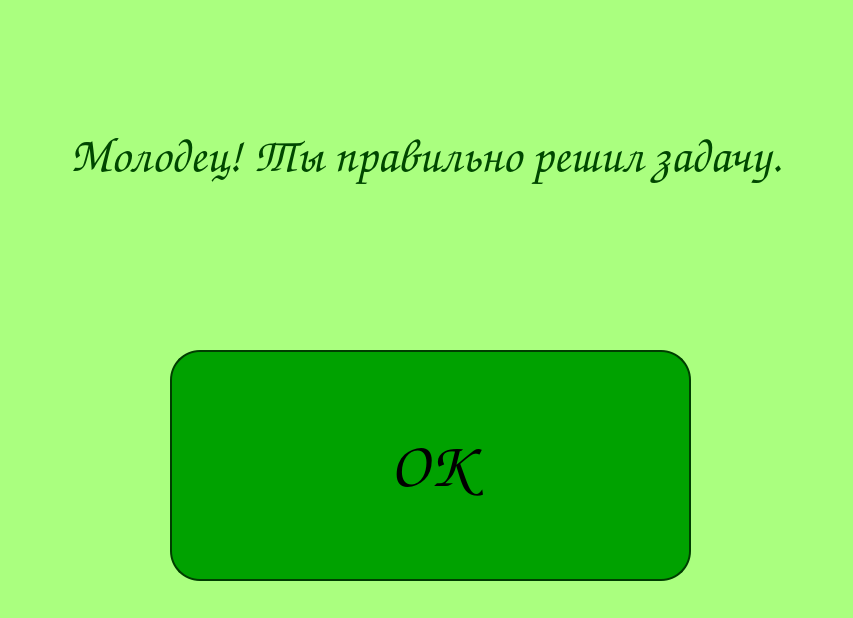
Above: output/dialog.ui from planti45/KidTelligence before the change. Below: the same form after it.
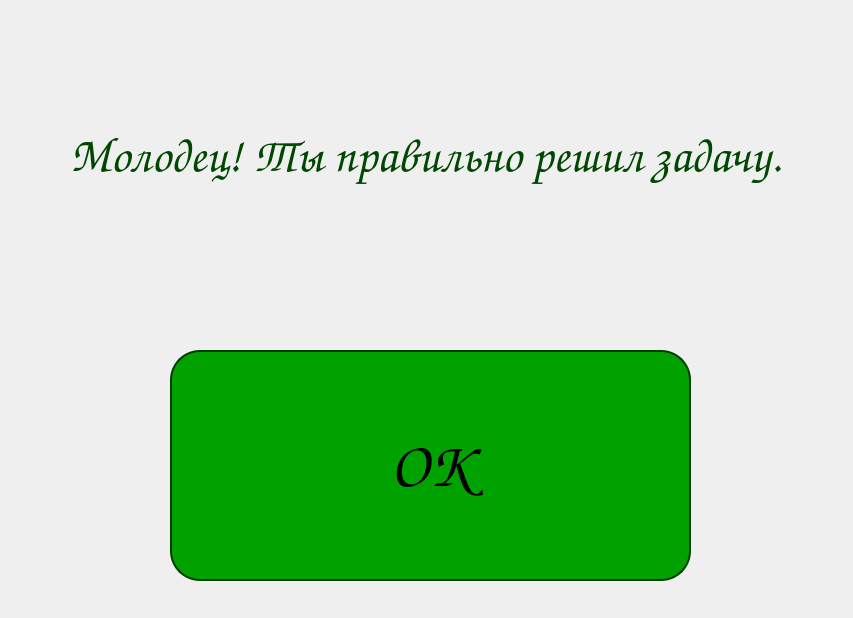
That is the form after the change.

Patch:
```diff
--- a/output/dialog.ui
+++ b/output/dialog.ui
@@ -14,7 +14,7 @@
    <string>Молодец!</string>
   </property>
   <property name="styleSheet">
-   <string notr="true">background-color: rgb(170, 255, 127);</string>
+   <string notr="true"></string>
   </property>
   <widget class="QLabel" name="label">
    <property name="geometry">
```
